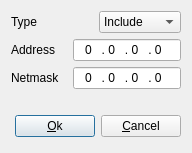
Before: the Qt Designer form source/qikea/topology.ui in dolomighty/shrewsoft-ike, drawn with Qt 5.
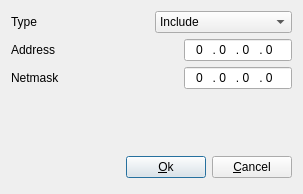
After: the same form once the commit is applied. Icons and pictures are not drawn.

```diff
--- a/source/qikea/topology.ui
+++ b/source/qikea/topology.ui
@@ -1,12 +1,12 @@
 <ui version="4.0" >
  <class>qikeaTopology</class>
- <widget class="QDialog" name="qikeaTopology" >
-  <property name="geometry" >
+ <widget class="QDialog" name="qikeaTopology">
+  <property name="geometry">
    <rect>
     <x>0</x>
     <y>0</y>
-    <width>192</width>
-    <height>153</height>
+    <width>303</width>
+    <height>194</height>
    </rect>
   </property>
   <property name="windowTitle" >
@@ -65,8 +65,8 @@
          <verstretch>0</verstretch>
         </sizepolicy>
        </property>
-       <property name="inputMask" >
-        <string>009 . 009 . 009 . 009; </string>
+       <property name="inputMask">
+        <string>009 . 009 . 009 . 009</string>
        </property>
        <property name="text" >
         <string>0 . 0 . 0 . 0</string>
@@ -98,8 +98,8 @@
          <verstretch>0</verstretch>
         </sizepolicy>
        </property>
-       <property name="inputMask" >
-        <string>009 . 009 . 009 . 009; </string>
+       <property name="inputMask">
+        <string>009 . 009 . 009 . 009</string>
        </property>
        <property name="text" >
         <string>0 . 0 . 0 . 0</string>
```
Left out of the diff: 93 changed lines with no effect on the pictures.
